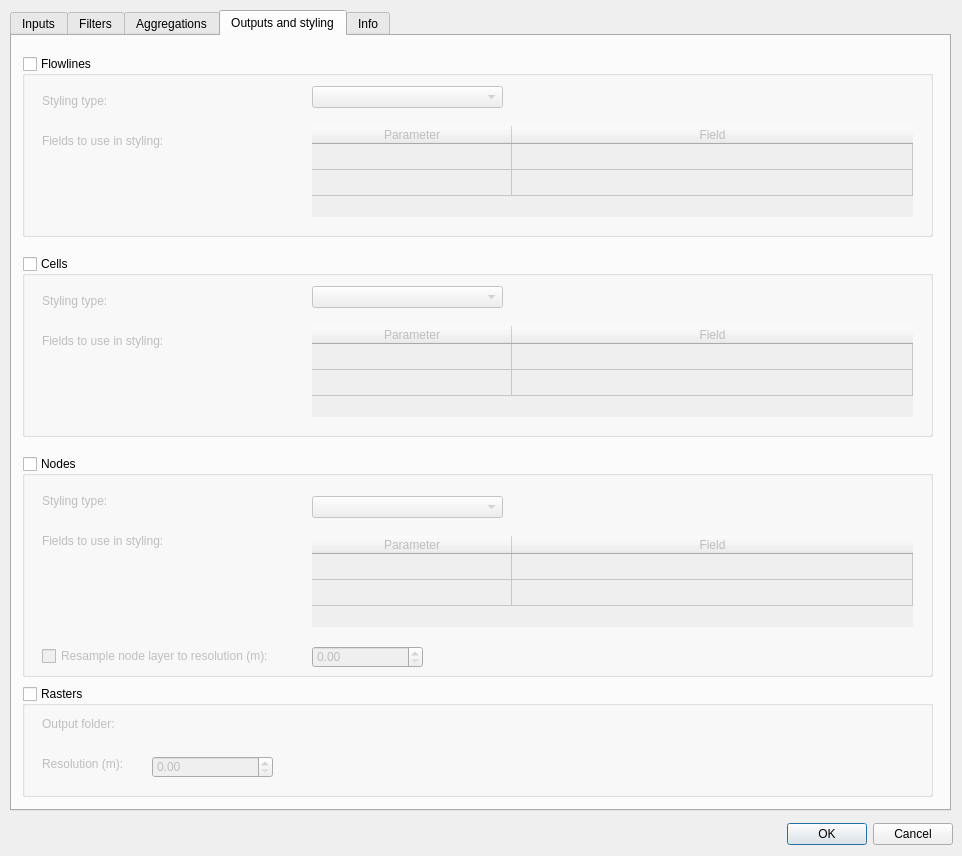
First picture: the form in tool_statistics/threedi_custom_stats_dialog_base.ui, repository nens/threedi-results-analysis, before the edit.
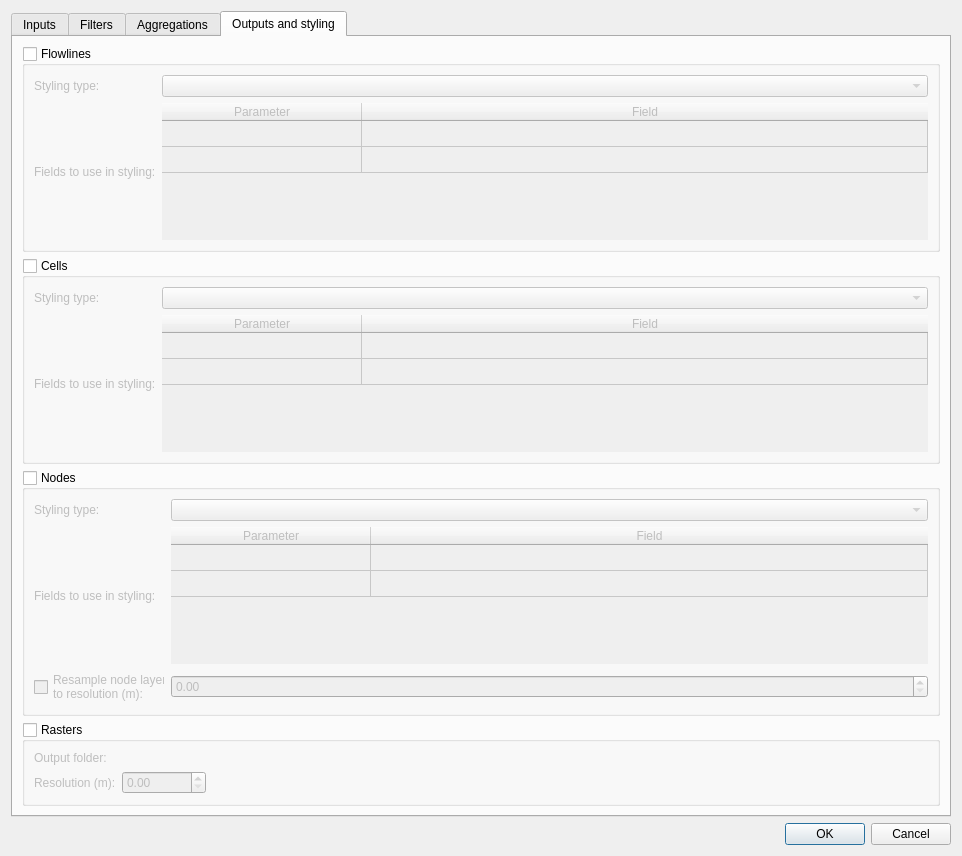
Second picture: the form after the edit. The open tabs and pages were chosen to show the change. Custom widgets are drawn as their Qt base class.

Commit message: Statistics: fixed layout problems in dialog

The edit to the form file:
```diff
--- a/tool_statistics/threedi_custom_stats_dialog_base.ui
+++ b/tool_statistics/threedi_custom_stats_dialog_base.ui
@@ -16,34 +16,12 @@
   <property name="windowTitle">
    <string>3Di result aggregation</string>
   </property>
-  <widget class="QDialogButtonBox" name="dialogButtonBoxOKCancel">
-   <property name="geometry">
-    <rect>
-     <x>760</x>
-     <y>820</y>
-     <width>193</width>
-     <height>28</height>
-    </rect>
-   </property>
-   <property name="orientation">
-    <enum>Qt::Horizontal</enum>
-   </property>
-   <property name="standardButtons">
-    <set>QDialogButtonBox::Cancel|QDialogButtonBox::Ok</set>
-   </property>
-  </widget>
+  <layout class="QVBoxLayout" name="verticalLayout">
+   <item>
   <widget class="QTabWidget" name="TabWidget">
    <property name="enabled">
     <bool>true</bool>
    </property>
-   <property name="geometry">
-    <rect>
-     <x>10</x>
-     <y>10</y>
-     <width>941</width>
-     <height>801</height>
-    </rect>
-   </property>
    <property name="sizePolicy">
     <sizepolicy hsizetype="Expanding" vsizetype="Expanding">
      <horstretch>100</horstretch>
@@ -537,351 +515,9 @@
     <attribute name="title">
      <string>Outputs and styling</string>
     </attribute>
-    <widget class="QGroupBox" name="groupBoxRasters">
-     <property name="geometry">
-      <rect>
-       <x>10</x>
-       <y>650</y>
-       <width>911</width>
-       <height>111</height>
-      </rect>
-     </property>
-     <property name="title">
-      <string>Rasters</string>
-     </property>
-     <property name="checkable">
-      <bool>true</bool>
-     </property>
-     <property name="checked">
-      <bool>false</bool>
-     </property>
-     <widget class="QgsFileWidget" name="mQgsFileWidgetRasterFolder">
-      <property name="enabled">
-       <bool>false</bool>
-      </property>
-      <property name="geometry">
-       <rect>
-        <x>130</x>
-        <y>30</y>
-        <width>771</width>
-        <height>27</height>
-       </rect>
-      </property>
-     </widget>
-     <widget class="QDoubleSpinBox" name="doubleSpinBoxResolution">
-      <property name="geometry">
-       <rect>
-        <x>130</x>
-        <y>70</y>
-        <width>121</width>
-        <height>22</height>
-       </rect>
-      </property>
-      <property name="maximum">
-       <double>9999999.000000000000000</double>
-      </property>
-     </widget>
-     <widget class="QLabel" name="label_11">
-      <property name="geometry">
-       <rect>
-        <x>20</x>
-        <y>70</y>
-        <width>121</width>
-        <height>16</height>
-       </rect>
-      </property>
-      <property name="text">
-       <string>Resolution (m):</string>
-      </property>
-     </widget>
-     <widget class="QLabel" name="label_12">
-      <property name="geometry">
-       <rect>
-        <x>20</x>
-        <y>30</y>
-        <width>121</width>
-        <height>16</height>
-       </rect>
-      </property>
-      <property name="text">
-       <string>Output folder:</string>
-      </property>
-     </widget>
-    </widget>
-    <widget class="QGroupBox" name="groupBoxNodes">
-     <property name="geometry">
-      <rect>
-       <x>10</x>
-       <y>420</y>
-       <width>911</width>
-       <height>221</height>
-      </rect>
-     </property>
-     <property name="title">
-      <string>Nodes</string>
-     </property>
-     <property name="checkable">
-      <bool>true</bool>
-     </property>
-     <property name="checked">
-      <bool>false</bool>
-     </property>
-     <widget class="QDoubleSpinBox" name="doubleSpinBoxNodesLayerResolution">
-      <property name="geometry">
-       <rect>
-        <x>290</x>
-        <y>190</y>
-        <width>111</width>
-        <height>22</height>
-       </rect>
-      </property>
-     </widget>
-     <widget class="QComboBox" name="comboBoxNodesStyleType">
-      <property name="enabled">
-       <bool>false</bool>
-      </property>
-      <property name="geometry">
-       <rect>
-        <x>290</x>
-        <y>40</y>
-        <width>191</width>
-        <height>22</height>
-       </rect>
-      </property>
-     </widget>
-     <widget class="QCheckBox" name="checkBoxResample">
-      <property name="geometry">
-       <rect>
-        <x>20</x>
-        <y>190</y>
-        <width>251</width>
-        <height>20</height>
-       </rect>
-      </property>
-      <property name="text">
-       <string>Resample node layer to resolution (m):</string>
-      </property>
-     </widget>
-     <widget class="QLabel" name="label_13">
-      <property name="geometry">
-       <rect>
-        <x>20</x>
-        <y>30</y>
-        <width>81</width>
-        <height>30</height>
-       </rect>
-      </property>
-      <property name="text">
-       <string>Styling type:</string>
-      </property>
-     </widget>
-     <widget class="QTableWidget" name="tableWidgetNodesStyleParams">
-      <property name="geometry">
-       <rect>
-        <x>290</x>
-        <y>80</y>
-        <width>601</width>
-        <height>91</height>
-       </rect>
-      </property>
-      <property name="frameShape">
-       <enum>QFrame::NoFrame</enum>
-      </property>
-      <property name="frameShadow">
-       <enum>QFrame::Sunken</enum>
-      </property>
-      <property name="lineWidth">
-       <number>0</number>
-      </property>
-      <property name="alternatingRowColors">
-       <bool>false</bool>
-      </property>
-      <property name="showGrid">
-       <bool>true</bool>
-      </property>
-      <property name="cornerButtonEnabled">
-       <bool>false</bool>
-      </property>
-      <attribute name="horizontalHeaderDefaultSectionSize">
-       <number>200</number>
-      </attribute>
-      <attribute name="horizontalHeaderHighlightSections">
-       <bool>true</bool>
-      </attribute>
-      <attribute name="horizontalHeaderStretchLastSection">
-       <bool>true</bool>
-      </attribute>
-      <attribute name="verticalHeaderVisible">
-       <bool>false</bool>
-      </attribute>
-      <attribute name="verticalHeaderDefaultSectionSize">
-       <number>26</number>
-      </attribute>
-      <row>
-       <property name="text">
-        <string/>
-       </property>
-      </row>
-      <row>
-       <property name="text">
-        <string/>
-       </property>
-      </row>
-      <column>
-       <property name="text">
-        <string>Parameter</string>
-       </property>
-      </column>
-      <column>
-       <property name="text">
-        <string>Field</string>
-       </property>
-      </column>
-     </widget>
-     <widget class="QLabel" name="label_14">
-      <property name="geometry">
-       <rect>
-        <x>20</x>
-        <y>70</y>
-        <width>141</width>
-        <height>30</height>
-       </rect>
-      </property>
-      <property name="text">
-       <string>Fields to use in styling:</string>
-      </property>
-     </widget>
-    </widget>
-    <widget class="QGroupBox" name="groupBoxCells">
-     <property name="geometry">
-      <rect>
-       <x>10</x>
-       <y>220</y>
-       <width>911</width>
-       <height>181</height>
-      </rect>
-     </property>
-     <property name="title">
-      <string>Cells</string>
-     </property>
-     <property name="checkable">
-      <bool>true</bool>
-     </property>
-     <property name="checked">
-      <bool>false</bool>
-     </property>
-     <widget class="QLabel" name="label_15">
-      <property name="geometry">
-       <rect>
-        <x>20</x>
-        <y>30</y>
-        <width>81</width>
-        <height>30</height>
-       </rect>
-      </property>
-      <property name="text">
-       <string>Styling type:</string>
-      </property>
-     </widget>
-     <widget class="QTableWidget" name="tableWidgetCellsStyleParams">
-      <property name="geometry">
-       <rect>
-        <x>290</x>
-        <y>70</y>
-        <width>601</width>
-        <height>91</height>
-       </rect>
-      </property>
-      <property name="frameShape">
-       <enum>QFrame::NoFrame</enum>
-      </property>
-      <property name="frameShadow">
-       <enum>QFrame::Sunken</enum>
-      </property>
-      <property name="lineWidth">
-       <number>0</number>
-      </property>
-      <property name="alternatingRowColors">
-       <bool>false</bool>
-      </property>
-      <property name="showGrid">
-       <bool>true</bool>
-      </property>
-      <property name="cornerButtonEnabled">
-       <bool>false</bool>
-      </property>
-      <attribute name="horizontalHeaderDefaultSectionSize">
-       <number>200</number>
-      </attribute>
-      <attribute name="horizontalHeaderHighlightSections">
-       <bool>true</bool>
-      </attribute>
-      <attribute name="horizontalHeaderStretchLastSection">
-       <bool>true</bool>
-      </attribute>
-      <attribute name="verticalHeaderVisible">
-       <bool>false</bool>
-      </attribute>
-      <attribute name="verticalHeaderDefaultSectionSize">
-       <number>26</number>
-      </attribute>
-      <row>
-       <property name="text">
-        <string/>
-       </property>
-      </row>
-      <row>
-       <property name="text">
-        <string/>
-       </property>
-      </row>
-      <column>
-       <property name="text">
-        <string>Parameter</string>
-       </property>
-      </column>
-      <column>
-       <property name="text">
-        <string>Field</string>
-       </property>
-      </column>
-     </widget>
-     <widget class="QLabel" name="label_16">
-      <property name="geometry">
-       <rect>
-        <x>20</x>
-        <y>70</y>
-        <width>141</width>
-        <height>30</height>
-       </rect>
-      </property>
-      <property name="text">
-       <string>Fields to use in styling:</string>
-      </property>
-     </widget>
-     <widget class="QComboBox" name="comboBoxCellsStyleType">
-      <property name="enabled">
-       <bool>false</bool>
-      </property>
-      <property name="geometry">
-       <rect>
-        <x>290</x>
-        <y>30</y>
-        <width>191</width>
-        <height>22</height>
-       </rect>
-      </property>
-     </widget>
-    </widget>
+      <layout class="QVBoxLayout" name="verticalLayout_6">
+       <item>
     <widget class="QGroupBox" name="groupBoxFlowlines">
-     <property name="geometry">
-      <rect>
-       <x>10</x>
-       <y>20</y>
-       <width>911</width>
-       <height>181</height>
-      </rect>
-     </property>
      <property name="title">
       <string>Flowlines</string>
      </property>
@@ -891,116 +527,371 @@
      <property name="checked">
       <bool>false</bool>
      </property>
+         <layout class="QGridLayout" name="gridLayout_3">
+          <item row="0" column="0">
      <widget class="QLabel" name="label_17">
-      <property name="geometry">
-       <rect>
-        <x>20</x>
-        <y>30</y>
-        <width>81</width>
-        <height>30</height>
-       </rect>
-      </property>
       <property name="text">
        <string>Styling type:</string>
       </property>
      </widget>
-     <widget class="QTableWidget" name="tableWidgetFlowlinesStyleParams">
-      <property name="geometry">
-       <rect>
-        <x>290</x>
-        <y>70</y>
-        <width>601</width>
-        <height>91</height>
-       </rect>
-      </property>
-      <property name="frameShape">
-       <enum>QFrame::NoFrame</enum>
-      </property>
-      <property name="frameShadow">
-       <enum>QFrame::Sunken</enum>
-      </property>
-      <property name="lineWidth">
-       <number>0</number>
-      </property>
-      <property name="alternatingRowColors">
-       <bool>false</bool>
-      </property>
-      <property name="showGrid">
-       <bool>true</bool>
-      </property>
-      <property name="cornerButtonEnabled">
-       <bool>false</bool>
-      </property>
-      <attribute name="horizontalHeaderDefaultSectionSize">
-       <number>200</number>
-      </attribute>
-      <attribute name="horizontalHeaderHighlightSections">
-       <bool>true</bool>
-      </attribute>
-      <attribute name="horizontalHeaderStretchLastSection">
-       <bool>true</bool>
-      </attribute>
-      <attribute name="verticalHeaderVisible">
-       <bool>false</bool>
-      </attribute>
-      <attribute name="verticalHeaderDefaultSectionSize">
-       <number>26</number>
-      </attribute>
-      <row>
-       <property name="text">
-        <string/>
-       </property>
-      </row>
-      <row>
-       <property name="text">
-        <string/>
-       </property>
-      </row>
-      <column>
-       <property name="text">
-        <string>Parameter</string>
-       </property>
-      </column>
-      <column>
-       <property name="text">
-        <string>Field</string>
-       </property>
-      </column>
-     </widget>
-     <widget class="QLabel" name="label_18">
-      <property name="geometry">
-       <rect>
-        <x>20</x>
-        <y>70</y>
-        <width>141</width>
-        <height>30</height>
-       </rect>
-      </property>
-      <property name="text">
-       <string>Fields to use in styling:</string>
-      </property>
-     </widget>
+          </item>
+          <item row="0" column="1">
      <widget class="QComboBox" name="comboBoxFlowlinesStyleType">
       <property name="enabled">
        <bool>false</bool>
       </property>
-      <property name="geometry">
-       <rect>
-        <x>290</x>
-        <y>30</y>
-        <width>191</width>
-        <height>22</height>
-       </rect>
-      </property>
-     </widget>
-    </widget>
-   </widget>
-   <widget class="QWidget" name="tab_3">
-    <attribute name="title">
-     <string>Info</string>
-    </attribute>
-   </widget>
-  </widget>
+            <property name="sizePolicy">
+             <sizepolicy hsizetype="Preferred" vsizetype="Fixed">
+              <horstretch>0</horstretch>
+              <verstretch>0</verstretch>
+             </sizepolicy>
+            </property>
+           </widget>
+          </item>
+          <item row="1" column="0">
+           <widget class="QLabel" name="label_18">
+            <property name="text">
+             <string>Fields to use in styling:</string>
+            </property>
+           </widget>
+          </item>
+          <item row="1" column="1">
+           <widget class="QTableWidget" name="tableWidgetFlowlinesStyleParams">
+            <property name="frameShape">
+             <enum>QFrame::NoFrame</enum>
+            </property>
+            <property name="frameShadow">
+             <enum>QFrame::Sunken</enum>
+            </property>
+            <property name="lineWidth">
+             <number>0</number>
+            </property>
+            <property name="alternatingRowColors">
+             <bool>false</bool>
+            </property>
+            <property name="showGrid">
+             <bool>true</bool>
+            </property>
+            <property name="cornerButtonEnabled">
+             <bool>false</bool>
+            </property>
+            <attribute name="horizontalHeaderDefaultSectionSize">
+             <number>200</number>
+            </attribute>
+            <attribute name="horizontalHeaderHighlightSections">
+             <bool>true</bool>
+            </attribute>
+            <attribute name="horizontalHeaderStretchLastSection">
+             <bool>true</bool>
+            </attribute>
+            <attribute name="verticalHeaderVisible">
+             <bool>false</bool>
+            </attribute>
+            <attribute name="verticalHeaderDefaultSectionSize">
+             <number>26</number>
+            </attribute>
+            <row>
+             <property name="text">
+              <string/>
+             </property>
+            </row>
+            <row>
+             <property name="text">
+              <string/>
+             </property>
+            </row>
+            <column>
+             <property name="text">
+              <string>Parameter</string>
+             </property>
+            </column>
+            <column>
+             <property name="text">
+              <string>Field</string>
+             </property>
+            </column>
+           </widget>
+          </item>
+         </layout>
+        </widget>
+       </item>
+       <item>
+        <widget class="QGroupBox" name="groupBoxCells">
+         <property name="title">
+          <string>Cells</string>
+         </property>
+         <property name="checkable">
+          <bool>true</bool>
+         </property>
+         <property name="checked">
+          <bool>false</bool>
+         </property>
+         <layout class="QGridLayout" name="gridLayout_4">
+          <item row="0" column="0">
+           <widget class="QLabel" name="label_15">
+            <property name="text">
+             <string>Styling type:</string>
+            </property>
+           </widget>
+          </item>
+          <item row="0" column="1">
+           <widget class="QComboBox" name="comboBoxCellsStyleType">
+            <property name="enabled">
+             <bool>false</bool>
+            </property>
+           </widget>
+          </item>
+          <item row="1" column="0">
+           <widget class="QLabel" name="label_16">
+            <property name="text">
+             <string>Fields to use in styling:</string>
+            </property>
+           </widget>
+          </item>
+          <item row="1" column="1">
+           <widget class="QTableWidget" name="tableWidgetCellsStyleParams">
+            <property name="frameShape">
+             <enum>QFrame::NoFrame</enum>
+            </property>
+            <property name="frameShadow">
+             <enum>QFrame::Sunken</enum>
+            </property>
+            <property name="lineWidth">
+             <number>0</number>
+            </property>
+            <property name="alternatingRowColors">
+             <bool>false</bool>
+            </property>
+            <property name="showGrid">
+             <bool>true</bool>
+            </property>
+            <property name="cornerButtonEnabled">
+             <bool>false</bool>
+            </property>
+            <attribute name="horizontalHeaderDefaultSectionSize">
+             <number>200</number>
+            </attribute>
+            <attribute name="horizontalHeaderHighlightSections">
+             <bool>true</bool>
+            </attribute>
+            <attribute name="horizontalHeaderStretchLastSection">
+             <bool>true</bool>
+            </attribute>
+            <attribute name="verticalHeaderVisible">
+             <bool>false</bool>
+            </attribute>
+            <attribute name="verticalHeaderDefaultSectionSize">
+             <number>26</number>
+            </attribute>
+            <row>
+             <property name="text">
+              <string/>
+             </property>
+            </row>
+            <row>
+             <property name="text">
+              <string/>
+             </property>
+            </row>
+            <column>
+             <property name="text">
+              <string>Parameter</string>
+             </property>
+            </column>
+            <column>
+             <property name="text">
+              <string>Field</string>
+             </property>
+            </column>
+           </widget>
+          </item>
+         </layout>
+        </widget>
+       </item>
+       <item>
+        <widget class="QGroupBox" name="groupBoxNodes">
+         <property name="title">
+          <string>Nodes</string>
+         </property>
+         <property name="checkable">
+          <bool>true</bool>
+         </property>
+         <property name="checked">
+          <bool>false</bool>
+         </property>
+         <layout class="QGridLayout" name="gridLayout_5">
+          <item row="0" column="0">
+           <widget class="QLabel" name="label_13">
+            <property name="text">
+             <string>Styling type:</string>
+            </property>
+           </widget>
+          </item>
+          <item row="0" column="1">
+           <widget class="QComboBox" name="comboBoxNodesStyleType">
+            <property name="enabled">
+             <bool>false</bool>
+            </property>
+           </widget>
+          </item>
+          <item row="1" column="0">
+           <widget class="QLabel" name="label_14">
+            <property name="text">
+             <string>Fields to use in styling:</string>
+            </property>
+           </widget>
+          </item>
+          <item row="1" column="1">
+           <widget class="QTableWidget" name="tableWidgetNodesStyleParams">
+            <property name="frameShape">
+             <enum>QFrame::NoFrame</enum>
+            </property>
+            <property name="frameShadow">
+             <enum>QFrame::Sunken</enum>
+            </property>
+            <property name="lineWidth">
+             <number>0</number>
+            </property>
+            <property name="alternatingRowColors">
+             <bool>false</bool>
+            </property>
+            <property name="showGrid">
+             <bool>true</bool>
+            </property>
+            <property name="cornerButtonEnabled">
+             <bool>false</bool>
+            </property>
+            <attribute name="horizontalHeaderDefaultSectionSize">
+             <number>200</number>
+            </attribute>
+            <attribute name="horizontalHeaderHighlightSections">
+             <bool>true</bool>
+            </attribute>
+            <attribute name="horizontalHeaderStretchLastSection">
+             <bool>true</bool>
+            </attribute>
+            <attribute name="verticalHeaderVisible">
+             <bool>false</bool>
+            </attribute>
+            <attribute name="verticalHeaderDefaultSectionSize">
+             <number>26</number>
+            </attribute>
+            <row>
+             <property name="text">
+              <string/>
+             </property>
+            </row>
+            <row>
+             <property name="text">
+              <string/>
+             </property>
+            </row>
+            <column>
+             <property name="text">
+              <string>Parameter</string>
+             </property>
+            </column>
+            <column>
+             <property name="text">
+              <string>Field</string>
+             </property>
+            </column>
+           </widget>
+          </item>
+          <item row="2" column="0">
+           <widget class="QCheckBox" name="checkBoxResample">
+            <property name="sizePolicy">
+             <sizepolicy hsizetype="Preferred" vsizetype="Fixed">
+              <horstretch>0</horstretch>
+              <verstretch>0</verstretch>
+             </sizepolicy>
+            </property>
+            <property name="maximumSize">
+             <size>
+              <width>131</width>
+              <height>16777215</height>
+             </size>
+            </property>
+            <property name="text">
+             <string>Resample node layer 
+to resolution (m):</string>
+            </property>
+           </widget>
+          </item>
+          <item row="2" column="1">
+           <widget class="QDoubleSpinBox" name="doubleSpinBoxNodesLayerResolution"/>
+          </item>
+         </layout>
+        </widget>
+       </item>
+       <item>
+        <widget class="QGroupBox" name="groupBoxRasters">
+         <property name="title">
+          <string>Rasters</string>
+         </property>
+         <property name="checkable">
+          <bool>true</bool>
+         </property>
+         <property name="checked">
+          <bool>false</bool>
+         </property>
+         <layout class="QGridLayout" name="gridLayout_6">
+          <item row="0" column="0">
+           <widget class="QLabel" name="label_12">
+            <property name="text">
+             <string>Output folder:</string>
+            </property>
+           </widget>
+          </item>
+          <item row="1" column="0">
+           <widget class="QLabel" name="label_11">
+            <property name="text">
+             <string>Resolution (m):</string>
+            </property>
+           </widget>
+          </item>
+          <item row="1" column="1">
+           <widget class="QDoubleSpinBox" name="doubleSpinBoxResolution">
+            <property name="maximum">
+             <double>9999999.000000000000000</double>
+            </property>
+           </widget>
+          </item>
+          <item row="1" column="2">
+           <widget class="QWidget" name="widget_3" native="true">
+            <property name="sizePolicy">
+             <sizepolicy hsizetype="Expanding" vsizetype="Expanding">
+              <horstretch>0</horstretch>
+              <verstretch>0</verstretch>
+             </sizepolicy>
+            </property>
+           </widget>
+          </item>
+          <item row="0" column="1" colspan="2">
+           <widget class="QgsFileWidget" name="mQgsFileWidgetRasterFolder">
+            <property name="enabled">
+             <bool>false</bool>
+            </property>
+           </widget>
+          </item>
+         </layout>
+        </widget>
+       </item>
+      </layout>
+     </widget>
+    </widget>
+   </item>
+   <item>
+    <widget class="QDialogButtonBox" name="dialogButtonBoxOKCancel">
+     <property name="orientation">
+      <enum>Qt::Horizontal</enum>
+     </property>
+     <property name="standardButtons">
+      <set>QDialogButtonBox::Cancel|QDialogButtonBox::Ok</set>
+     </property>
+    </widget>
+   </item>
+  </layout>
  </widget>
  <customwidgets>
   <customwidget>
```
Left out of the diff: 425 changed lines with no effect on the pictures. Lines whose indentation alone changed are shown as unchanged.
